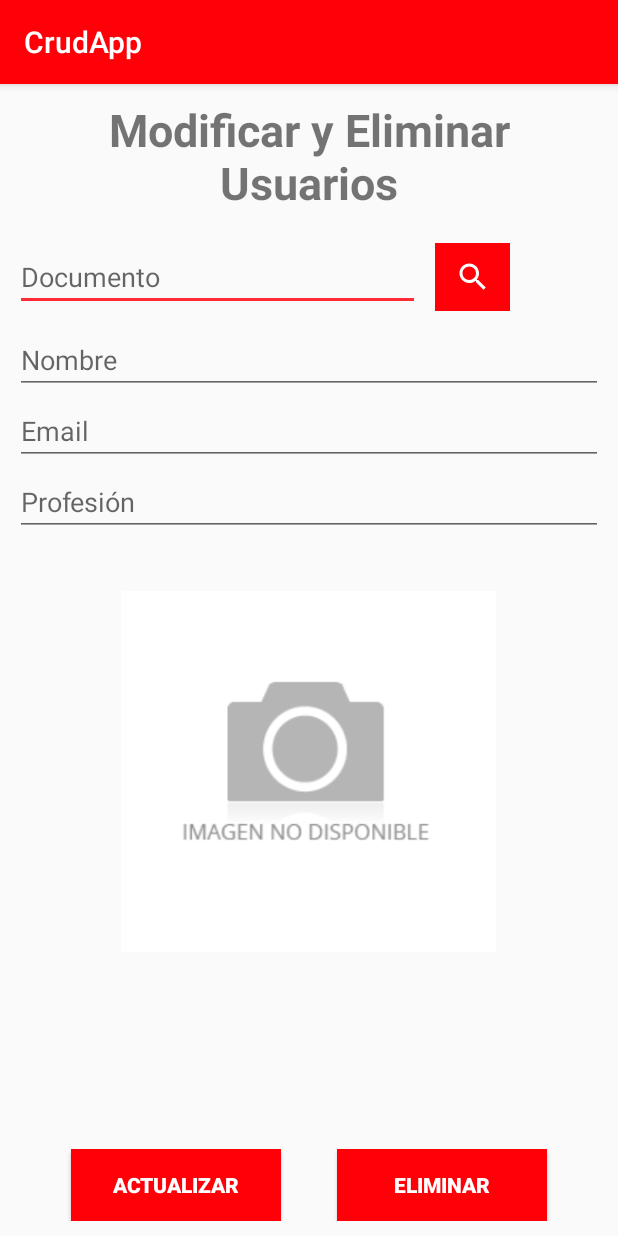
After one commit to richiejoel/CrudApp, an Android app: the fragment ModificarEliminarFragment shown on its own in the app's theme, on a phone screen of 412 x 824 dp. The commit adds this screen. Run offline under Robolectric (Android 15) with nearby library versions, the phone set to English and light mode, and no system bars; our stand-ins replace Volley; network calls fail; pictures from the network do not load.

Commit message:
Update and delete

```diff
--- a/app/src/main/java/com/heavy/crudapp/MainActivity.java
+++ b/app/src/main/java/com/heavy/crudapp/MainActivity.java
@@ -39,7 +39,7 @@ public class MainActivity extends AppCompatActivity {
         // Passing each menu ID as a set of Ids because each
         // menu should be considered as top level destinations.
         mAppBarConfiguration = new AppBarConfiguration.Builder(
-                R.id.nav_home, R.id.nav_registar_user, R.id.nav_consultar_user, R.id.nav_consultar_user_list, R.id.nav_desarrollador, R.id.nav_consultar_user_list_image, R.id.nav_consultar_user_list_image_url)
+                R.id.nav_home, R.id.nav_registar_user, R.id.nav_consultar_user, R.id.nav_consultar_user_list, R.id.nav_desarrollador, R.id.nav_consultar_user_list_image, R.id.nav_consultar_user_list_image_url, R.id.nav_consultar_user_url, R.id.nav_modificar_eliminar)
                 .setDrawerLayout(drawer)
                 .build();
         NavController navController = Navigation.findNavController(this, R.id.nav_host_fragment);
--- a/app/src/main/java/com/heavy/crudapp/fragments/ConsultarListaUsuariosFragment.java
+++ b/app/src/main/java/com/heavy/crudapp/fragments/ConsultarListaUsuariosFragment.java
@@ -94,7 +94,7 @@ public class ConsultarListaUsuariosFragment extends Fragment implements Response
         dialog = new ProgressDialog(getContext());
         dialog.setMessage("Loading...");
         dialog.show();
-        String url = "http://192.168.100.44:3000/consultarUsuariosAll";
+        String url = "http://192.168.100.44:3000/consultarUsuariosAllTxt";
 
         jsonObjectRequest = new JsonObjectRequest(Request.Method.GET,url,null,this, this);
         request.add(jsonObjectRequest);
--- /dev/null
+++ b/app/src/main/java/com/heavy/crudapp/fragments/ModificarEliminarFragment.java
@@ -0,0 +1,185 @@
+package com.heavy.crudapp.fragments;
+
+import android.app.ProgressDialog;
+import android.os.Bundle;
+
+import androidx.fragment.app.Fragment;
+
+import android.util.Log;
+import android.view.LayoutInflater;
+import android.view.View;
+import android.view.ViewGroup;
+import android.widget.Button;
+import android.widget.EditText;
+import android.widget.ImageButton;
+import android.widget.ImageView;
+import android.widget.TextView;
+import android.widget.Toast;
+
+import com.android.volley.Request;
+import com.android.volley.RequestQueue;
+import com.android.volley.Response;
+import com.android.volley.VolleyError;
+import com.android.volley.toolbox.JsonObjectRequest;
+import com.android.volley.toolbox.Volley;
+import com.bumptech.glide.Glide;
+import com.heavy.crudapp.R;
+import com.heavy.crudapp.entidades.Usuario;
+
+import org.json.JSONException;
+import org.json.JSONObject;
+
+import java.util.HashMap;
+
+/**
+ * A simple {@link Fragment} subclass.
+ */
+public class ModificarEliminarFragment extends Fragment implements Response.Listener<JSONObject>, Response.ErrorListener, View.OnClickListener {
+
+    EditText documentoUpdate;
+    TextView nombreUpdate, correoUpdate, profesionUpdate;
+    ImageView imagen;
+    Button btnUpdate, btnDelete;
+    ImageButton btnConsultarUp;
+    ProgressDialog dialog;
+    RequestQueue request;
+    JsonObjectRequest jsonObjectRequest;
+    private static final String CONS_SERVER = "http://192.168.100.44:3000/";
+    private String tipo_query = "";
+
+    public ModificarEliminarFragment() {
+        // Required empty public constructor
+    }
+
+
+    @Override
+    public View onCreateView(LayoutInflater inflater, ViewGroup container,
+                             Bundle savedInstanceState) {
+        // Inflate the layout for this fragment
+        View view = inflater.inflate(R.layout.fragment_modificar_eliminar, container, false);
+        documentoUpdate = view.findViewById(R.id.documentoUpdate);
+        nombreUpdate = view.findViewById(R.id.nombreUpdate);
+        correoUpdate = view.findViewById(R.id.correoUpdate);
+        profesionUpdate = view.findViewById(R.id.profesionUpdate);
+        imagen = view.findViewById(R.id.imagenUpdate);
+        btnConsultarUp = view.findViewById(R.id.btnSearch);
+        btnUpdate = view.findViewById(R.id.btnUpdate);
+        btnDelete = view.findViewById(R.id.btnDelete);
+
+        request = Volley.newRequestQueue(getContext());
+        btnConsultarUp.setOnClickListener(this);
+        btnUpdate.setOnClickListener(this);
+        btnDelete.setOnClickListener(this);
+        return view;
+    }
+
+    @Override
+    public void onClick(View view) {
+        switch (view.getId()){
+            case R.id.btnSearch:
+                mConsultarUsuarios();
+                break;
+            case R.id.btnUpdate:
+                mUpdateUsers();
+                break;
+            case R.id.btnDelete:
+                mDeleteUser();
+                break;
+        }
+    }
+
+    @Override
+    public void onErrorResponse(VolleyError error) {
+        dialog.hide();
+        Toast.makeText(getContext(), "Falló la consulta -> " + error.toString(), Toast.LENGTH_SHORT).show();
+    }
+
+    @Override
+    public void onResponse(JSONObject response) {
+        dialog.hide();
+        if(tipo_query.equals( "CONSULTA")){
+            try {
+                JSONObject jsonObject = new JSONObject(response.toString());
+                Usuario usuario = new Usuario();
+                usuario.setNombre(jsonObject.optString("name"));
+                usuario.setCorreo(jsonObject.optString("email"));
+                usuario.setProfesion(jsonObject.optString("ocuppation"));
+                usuario.setImageUrl(jsonObject.optString("imagePath"));
+
+                nombreUpdate.setText(usuario.getNombre());
+                profesionUpdate.setText(usuario.getProfesion());
+                correoUpdate.setText(usuario.getCorreo());
+                if(usuario.getImageUrl() != null){
+                    Glide.with(getContext()).load(CONS_SERVER + usuario.getImageUrl()).into(imagen);
+                } else {
+                    imagen.setImageResource(R.drawable.img_base);
+                }
+
+                Toast.makeText(getContext(), "La consulta se realizó correctamente", Toast.LENGTH_SHORT).show();
+            } catch (JSONException e) {
+                e.printStackTrace();
+            }
+            /*Log.i("Response",response.toString());*/
+        } else if(tipo_query.equals("UPDATE")){
+            Toast.makeText(getContext(), "La actualización se realizó correctamente", Toast.LENGTH_SHORT).show();
+        } else if(tipo_query.equals("DELETE")){
+            Toast.makeText(getContext(), "Usuario eliminado correctamente", Toast.LENGTH_SHORT).show();
+            mLimpiarData();
+        } else {
+            Toast.makeText(getContext(), "Estimado cliente, el servicio no está disponible por el momento", Toast.LENGTH_SHORT).show();
+        }
+    }
+
+    private void mConsultarUsuarios(){
+        tipo_query = "CONSULTA";
+        dialog = new ProgressDialog(getContext());
+        dialog.setMessage("Loading...");
+        dialog.show();
+        String url = "http://192.168.100.44:3000/consultarUsuarioUrl";
+
+        HashMap<String, String> params = new HashMap<String, String>();
+        params.put("document", documentoUpdate.getText().toString());
+
+        jsonObjectRequest = new JsonObjectRequest(Request.Method.POST,url,new JSONObject(params),this, this);
+        request.add(jsonObjectRequest);
+    }
+
+    private void mUpdateUsers() {
+        tipo_query = "UPDATE";
+        dialog = new ProgressDialog(getContext());
+        dialog.setMessage("Loading...");
+        dialog.show();
+        String url = "http://192.168.100.44:3000/updateUser";
+
+        HashMap<String, String> params = new HashMap<String, String>();
+        params.put("document", documentoUpdate.getText().toString());
+        params.put("name", nombreUpdate.getText().toString());
+        params.put("email", correoUpdate.getText().toString());
+        params.put("occupation", profesionUpdate.getText().toString());
+
+        jsonObjectRequest = new JsonObjectRequest(Request.Method.PUT,url,new JSONObject(params),this, this);
+        request.add(jsonObjectRequest);
+    }
+
+    private void mDeleteUser(){
+        tipo_query = "DELETE";
+        dialog = new ProgressDialog(getContext());
+        dialog.setMessage("Loading...");
+        dialog.show();
+        String url = "http://192.168.100.44:3000/deleteOneUser";
+
+        HashMap<String, String> params = new HashMap<String, String>();
+        params.put("document", documentoUpdate.getText().toString());
+
+        jsonObjectRequest = new JsonObjectRequest(Request.Method.POST,url,new JSONObject(params),this, this);
+        request.add(jsonObjectRequest);
+    }
+
+    private void mLimpiarData(){
+        documentoUpdate.setText("");
+        nombreUpdate.setText("");
+        correoUpdate.setText("");
+        profesionUpdate.setText("");
+        imagen.setImageResource(R.drawable.img_base);
+    }
+}
--- /dev/null
+++ b/app/src/main/res/drawable/ic_search_white_24dp.xml
@@ -0,0 +1,5 @@
+<vector android:height="24dp" android:tint="#FFFFFF"
+    android:viewportHeight="24.0" android:viewportWidth="24.0"
+    android:width="24dp" xmlns:android="http://schemas.android.com/apk/res/android">
+    <path android:fillColor="#FF000000" android:pathData="M15.5,14h-0.79l-0.28,-0.27C15.41,12.59 16,11.11 16,9.5 16,5.91 13.09,3 9.5,3S3,5.91 3,9.5 5.91,16 9.5,16c1.61,0 3.09,-0.59 4.23,-1.57l0.27,0.28v0.79l5,4.99L20.49,19l-4.99,-5zM9.5,14C7.01,14 5,11.99 5,9.5S7.01,5 9.5,5 14,7.01 14,9.5 11.99,14 9.5,14z"/>
+</vector>
--- /dev/null
+++ b/app/src/main/res/layout/fragment_modificar_eliminar.xml
@@ -0,0 +1,120 @@
+<?xml version="1.0" encoding="utf-8"?>
+<RelativeLayout xmlns:android="http://schemas.android.com/apk/res/android"
+    xmlns:tools="http://schemas.android.com/tools"
+    xmlns:app="http://schemas.android.com/apk/res-auto"
+    android:layout_width="match_parent"
+    android:layout_height="match_parent"
+    android:padding="10dp"
+    tools:context=".fragments.ModificarEliminarFragment">
+
+    <LinearLayout
+        android:id="@+id/linear"
+        android:layout_width="match_parent"
+        android:layout_height="wrap_content"
+        android:orientation="vertical">
+        <TextView
+            android:id="@+id/titleConsultaUrl"
+            android:layout_width="match_parent"
+            android:layout_height="wrap_content"
+            android:text="@string/titleUpdate"
+            android:textSize="30sp"
+            android:textStyle="bold"
+            android:gravity="center_horizontal"
+            />
+        <LinearLayout
+            android:layout_marginTop="20dp"
+            android:layout_width="match_parent"
+            android:layout_height="wrap_content"
+            android:orientation="vertical">
+            <LinearLayout
+                android:layout_width="match_parent"
+                android:layout_height="wrap_content"
+                android:orientation="horizontal">
+                <EditText
+                    android:id="@+id/documentoUpdate"
+                    android:layout_width="270dp"
+                    android:layout_height="wrap_content"
+                    android:hint="@string/documentoUpdate"
+                    android:layout_marginBottom="10dp"
+                    />
+                <ImageButton
+                    android:id="@+id/btnSearch"
+                    android:layout_width="50dp"
+                    android:layout_height="45dp"
+                    android:src="@drawable/ic_search_white_24dp"
+                    android:textColor="#FFFFFF"
+                    android:background="@color/colorPrimary"
+                    android:layout_marginLeft="10dp"
+                    />
+            </LinearLayout>
+            <EditText
+                android:id="@+id/nombreUpdate"
+                android:layout_width="match_parent"
+                android:layout_height="wrap_content"
+                android:hint="@string/nombreUpdate"
+                android:layout_marginBottom="2dp"
+                />
+            <EditText
+                android:id="@+id/correoUpdate"
+                android:layout_width="match_parent"
+                android:layout_height="wrap_content"
+                android:hint="@string/correoUpdate"
+                android:layout_marginBottom="2dp"
+                />
+            <EditText
+                android:id="@+id/profesionUpdate"
+                android:layout_width="match_parent"
+                android:layout_height="wrap_content"
+                android:hint="@string/profesionUpdate"
+                android:layout_marginBottom="2dp"
+                />
+        </LinearLayout>
+
+    </LinearLayout>
+
+    <ImageView
+        android:id="@+id/imagenUpdate"
+        android:layout_width="250dp"
+        android:layout_height="250dp"
+        android:src="@drawable/img_base"
+        android:layout_below="@+id/linear"
+        android:layout_centerHorizontal="true"
+        android:layout_marginTop="30dp"
+        />
+
+    <androidx.constraintlayout.widget.ConstraintLayout
+        android:layout_width="match_parent"
+        android:layout_height="wrap_content"
+        android:layout_alignParentBottom="true"
+        android:layout_alignParentLeft="true"
+        android:layout_alignParentStart="true">
+
+        <Button
+            android:id="@+id/btnUpdate"
+            android:layout_width="140dp"
+            android:layout_height="wrap_content"
+            android:background="@color/colorPrimary"
+            android:text="@string/btnUpdate"
+            android:textColor="#FFFFFF"
+            android:textStyle="bold"
+            app:layout_constraintLeft_toLeftOf="parent"
+            app:layout_constraintRight_toLeftOf="@+id/btnDelete"
+            app:layout_constraintTop_toTopOf="parent"
+            app:layout_constraintBottom_toBottomOf="parent"
+             />
+
+        <Button
+            android:id="@+id/btnDelete"
+            android:layout_width="140dp"
+            android:layout_height="wrap_content"
+            android:background="@color/colorPrimary"
+            android:text="@string/btnDelete"
+            android:textColor="#FFFFFF"
+            android:textStyle="bold"
+            app:layout_constraintLeft_toRightOf="@+id/btnUpdate"
+            app:layout_constraintRight_toRightOf="parent"
+            app:layout_constraintTop_toTopOf="parent"
+            app:layout_constraintBottom_toBottomOf="parent"
+            />
+    </androidx.constraintlayout.widget.ConstraintLayout>
+</RelativeLayout>
--- a/app/src/main/res/values/strings.xml
+++ b/app/src/main/res/values/strings.xml
@@ -10,11 +10,13 @@
     <string name="menu_home">Home</string>
     <string name="menu_registar_user">Registrar Usuario</string>
     <string name="menu_consultar_user">Consultar Usuario</string>
+    <string name="menu_consultar_user_url">Consultar Usuario Url</string>
     <string name="menu_consultar_user_list">Consultar Lista Usuario</string>
     <string name="menu_consultar_user_list_image">Consultar Usuarios Imagen</string>
     <string name="menu_developer">Developer</string>
+    <string name="menu_modificar_eliminar">Actualizar y eliminar usuarios</string>
     <string name="menu_consultar_user_list_image_url">Consultar Usuarios Imagen Url</string>
-    <string name="home_second">Home Second</string>
+    <string name="home_second">Home Second</string>s
 
     <!-- Home -->
     <string name="titleHome">Ejemplo de App con WebServices</string>
@@ -30,6 +32,7 @@
 
     <!-- Consultar Usuario -->
     <string name="titleConsulta">Consultar Usuarios</string>
+    <string name="titleConsultaUrl">Consultar Usuarios Url</string>
     <string name="documentoConsulta">Documento</string>
     <string name="nombreConsulta">Nombre</string>
     <string name="profesionConsulta">Profesión</string>
@@ -44,4 +47,15 @@
 
     <!-- TODO: Remove or change this placeholder text -->
     <string name="hello_blank_fragment">Hello blank fragment</string>
+
+    <!-- Modificar eliminar-->
+    <string name="titleUpdate">Modificar y Eliminar Usuarios</string>
+    <string name="documentoUpdate">Documento</string>
+    <string name="nombreUpdate">Nombre</string>
+    <string name="profesionUpdate">Profesión</string>
+    <string name="correoUpdate">Email</string>
+    <string name="btnUpdate">Actualizar</string>
+    <string name="btnDelete">Eliminar</string>
+    <string name="btnConsultarUpdate">S</string>
+
 </resources>
```
Also changed, not shown: app/src/main/java/com/heavy/crudapp/fragments/ConsultarUsuarioUrlFragment.java (added, +128 -0 lines), app/src/main/res/layout/fragment_consultar_usuario_url.xml (added, +85 -0 lines), app/src/main/res/menu/activity_main_drawer.xml (+8 -0 lines), app/src/main/res/navigation/mobile_navigation.xml (+11 -0 lines).
